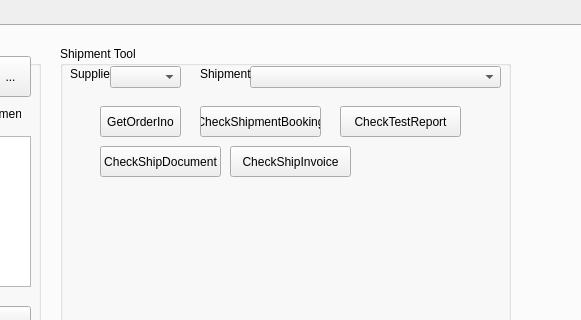
First picture: the form in TISDesk/TIS_mainwindow.ui, repository GdRaymond/TISProduction, before the edit; both pictures show x 562 to 1143 and y 0 to 320 of the 1364 by 695 pixel window.
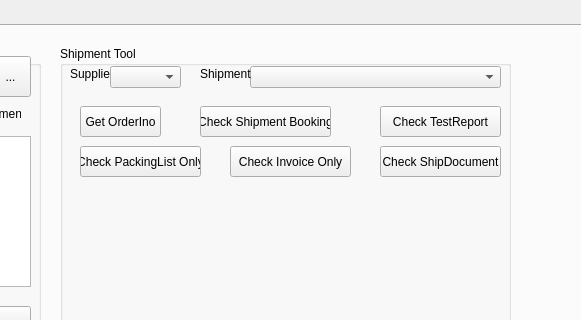
Second picture: the form after the edit. Icons and pictures are not drawn.

Commit message: invoice and requisition

Patch:
```diff
--- a/TISDesk/TIS_mainwindow.ui
+++ b/TISDesk/TIS_mainwindow.ui
@@ -799,7 +799,7 @@
       <widget class="QPushButton" name="btn_shipmenttool_getshipmentorderinfo">
        <property name="geometry">
         <rect>
-         <x>40</x>
+         <x>20</x>
          <y>60</y>
          <width>81</width>
          <height>31</height>
@@ -809,7 +809,7 @@
         <string>Get the shipment order No. container and ETD , copy to clipboard for email paste</string>
        </property>
        <property name="text">
-        <string>GetOrderIno</string>
+        <string>Get OrderIno</string>
        </property>
       </widget>
       <widget class="QPushButton" name="btn_shipmenttool_checkbooking">
@@ -817,7 +817,7 @@
         <rect>
          <x>140</x>
          <y>60</y>
-         <width>121</width>
+         <width>131</width>
          <height>31</height>
         </rect>
        </property>
@@ -825,13 +825,13 @@
         <string>Compare the booking spreadsheet with shipment order, copy difference to clipboard for email</string>
        </property>
        <property name="text">
-        <string>CheckShipmentBooking</string>
+        <string>Check Shipment Booking</string>
        </property>
       </widget>
       <widget class="QPushButton" name="btn_shipmenttool_checktestreport">
        <property name="geometry">
         <rect>
-         <x>280</x>
+         <x>320</x>
          <y>60</y>
          <width>121</width>
          <height>31</height>
@@ -841,13 +841,13 @@
         <string>&lt;html&gt;&lt;head/&gt;&lt;body&gt;&lt;p&gt;Check outstanding test report for selected shipment, including no report and rejected report&lt;/p&gt;&lt;/body&gt;&lt;/html&gt;</string>
        </property>
        <property name="text">
-        <string>CheckTestReport</string>
+        <string>Check TestReport</string>
        </property>
       </widget>
       <widget class="QPushButton" name="btn_shipmenttool_checkdocument">
        <property name="geometry">
         <rect>
-         <x>40</x>
+         <x>320</x>
          <y>100</y>
          <width>121</width>
          <height>31</height>
@@ -857,7 +857,7 @@
         <string>Compare the booking spreadsheet with shipment order, copy difference to clipboard for email</string>
        </property>
        <property name="text">
-        <string>CheckShipDocument</string>
+        <string>Check ShipDocument</string>
        </property>
       </widget>
       <widget class="QPushButton" name="btn_shipmenttool_checkinvoice">
@@ -873,7 +873,23 @@
         <string>Compare the booking spreadsheet with shipment order, copy difference to clipboard for email</string>
        </property>
        <property name="text">
-        <string>CheckShipInvoice</string>
+        <string>Check Invoice Only</string>
+       </property>
+      </widget>
+      <widget class="QPushButton" name="btn_shipmenttool_checkpackinglist">
+       <property name="geometry">
+        <rect>
+         <x>20</x>
+         <y>100</y>
+         <width>121</width>
+         <height>31</height>
+        </rect>
+       </property>
+       <property name="toolTip">
+        <string>Compare the booking spreadsheet with shipment order, copy difference to clipboard for email</string>
+       </property>
+       <property name="text">
+        <string>Check PackingList Only</string>
        </property>
       </widget>
      </widget>
```
The commit also changes 12 other files.
